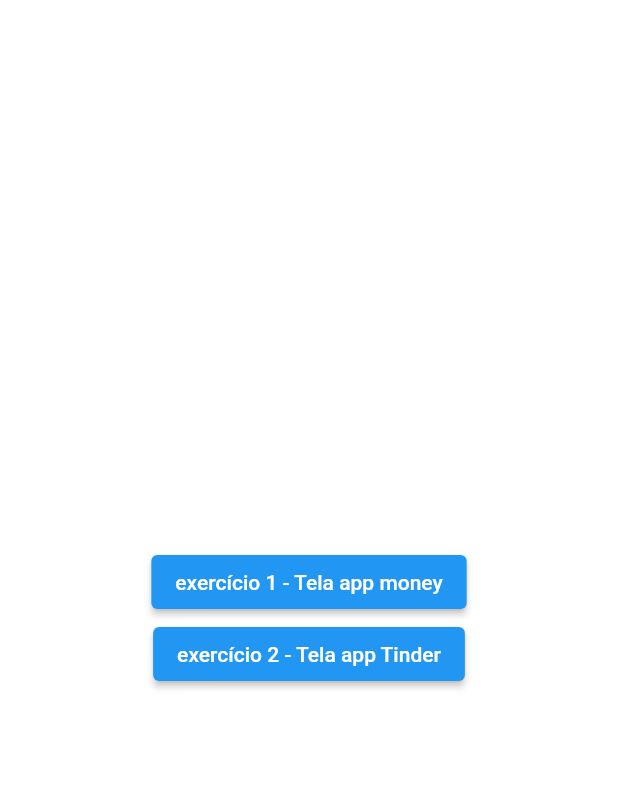
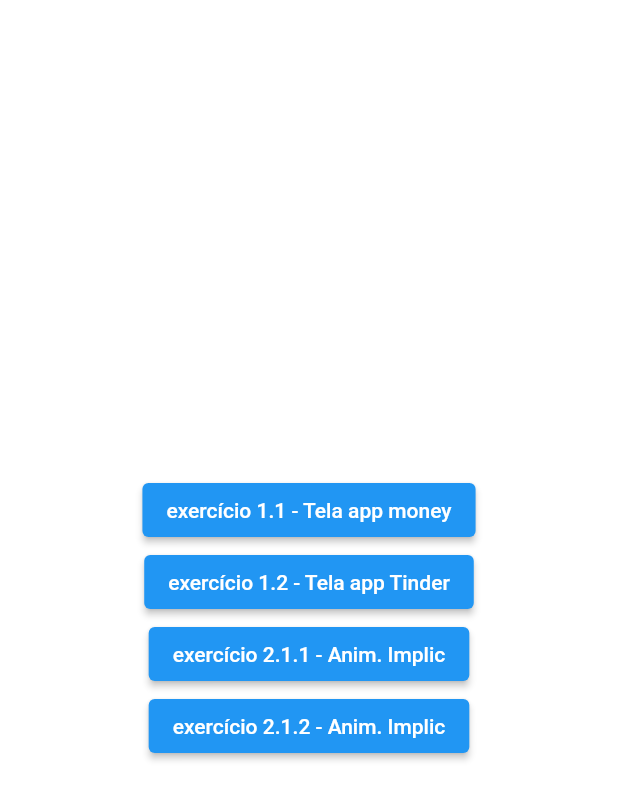
Before and after one commit to ademir2011/flutter_playground, a Flutter app: the screen it shows after launch, on a phone screen of 412 x 824 dp. Shown: the top 800 px of the screen. Run offline on Flutter 3.47's test engine with Material 2 defaults, Android fonts, the phone set to English and light mode, and no system bars.

Commit message:
solução exercício 1 implicito

```diff
--- a/lib/main.dart
+++ b/lib/main.dart
@@ -1,8 +1,16 @@
 import 'package:flutter/material.dart';
+import 'package:flutter_playground/screens/implicit_one_screen.dart';
 import 'package:flutter_playground/screens/money_screen.dart';
 import 'package:flutter_playground/screens/tinder_screen.dart';
 
 void main(List<String> args) => runApp(const MaterialApp(home: Menu()));
+
+final buttons = [
+  {'title': 'exercício 1.1 - Tela app money', 'link': const MainMoneyScreen()},
+  {'title': 'exercício 1.2 - Tela app Tinder', 'link': const MainTinderScreen()},
+  {'title': 'exercício 2.1.1 - Anim. Implic', 'link': const ImplicitOneScreen()},
+  {'title': 'exercício 2.1.2 - Anim. Implic', 'link': ''},
+];
 
 class Menu extends StatelessWidget {
   const Menu({Key? key}) : super(key: key);
@@ -12,24 +20,19 @@ class Menu extends StatelessWidget {
     return Column(
       mainAxisAlignment: MainAxisAlignment.center,
       children: [
-        ElevatedButton(
-          onPressed: () => Navigator.push(
-            context,
-            MaterialPageRoute(
-              builder: (ctx) => const MainMoneyScreen(),
-            ),
-          ),
-          child: const Text('exercício 1 - Tela app money'),
-        ),
-        ElevatedButton(
-          onPressed: () => Navigator.push(
-            context,
-            MaterialPageRoute(
-              builder: (ctx) => const MainTinderScreen(),
-            ),
-          ),
-          child: const Text('exercício 2 - Tela app Tinder'),
-        ),
+        ...buttons.map(
+          (e) {
+            return ElevatedButton(
+              onPressed: () => Navigator.push(
+                context,
+                MaterialPageRoute(
+                  builder: (ctx) => (e['link'] as Widget),
+                ),
+              ),
+              child: Text(e['title'].toString()),
+            );
+          },
+        ).toList(),
       ],
     );
   }
```
Also changed, not shown: lib/screens/implicit_one_screen.dart (added, +42 -0 lines), lib/screens/implicit_second_screen.dart (added, +15 -0 lines).
